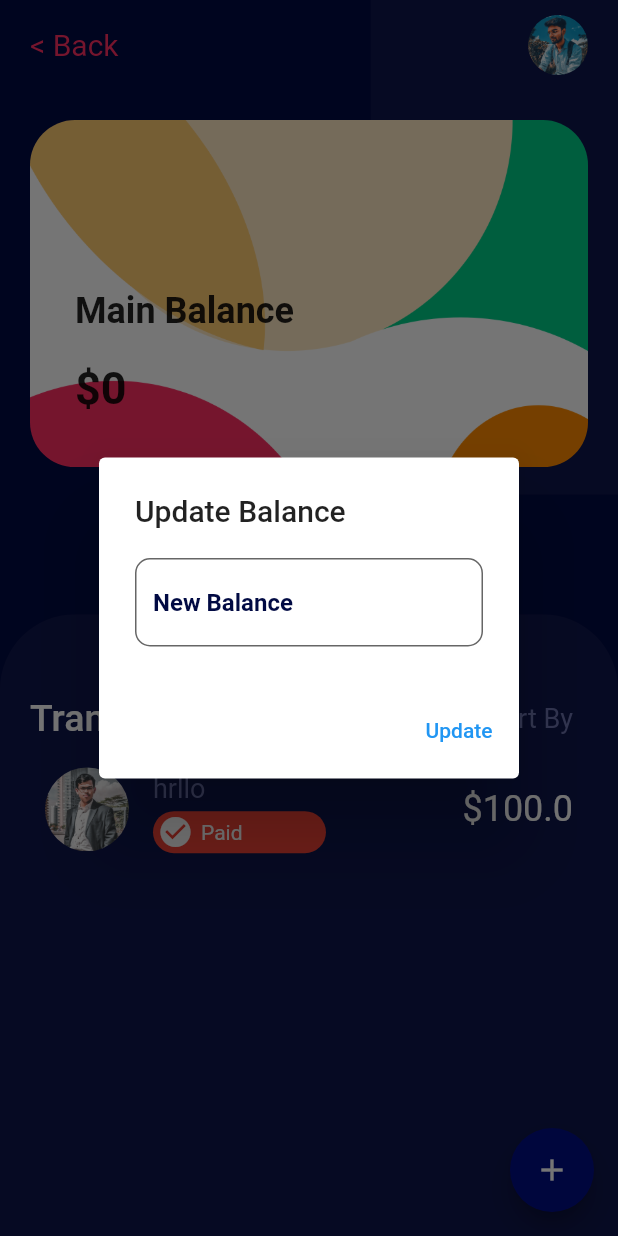
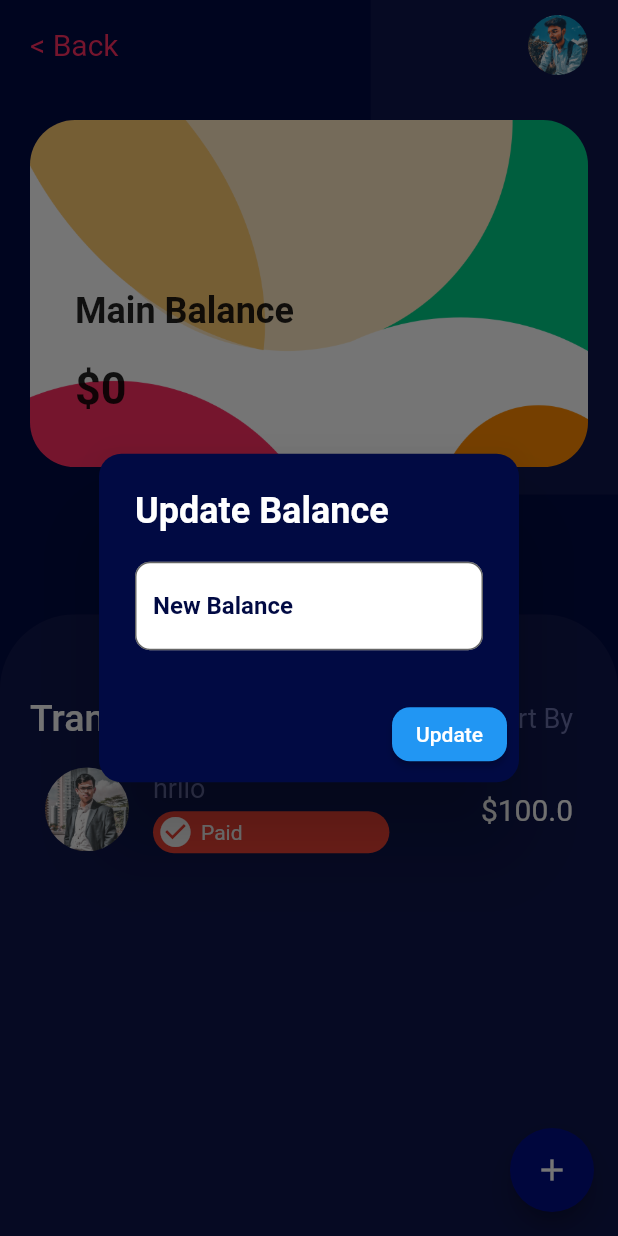
Before and after one commit to ACM-Thapar/Expense_Tracker_Workshop_App, a Flutter app: the screen it shows after launch, after a tap on "Main Balance", on a phone screen of 412 x 824 dp. Run offline on Flutter 3.47's test engine with Material 2 defaults, Android fonts, the phone set to English and light mode, and no system bars; our stand-ins replace shared_preferences; missing offline and left inert: dart:ffi; statements that could not run were skipped.

Commit message:
Fixed Bugs

```diff
--- a/lib/expense_details.dart
+++ b/lib/expense_details.dart
@@ -115,7 +115,11 @@ class _ExpenseDetailsState extends State<ExpenseDetails> {
                 InkWell(
                   onTap: (){
                     showDialog(context: context, builder: (context) => AlertDialog(
-                      title: Text("Update Balance"),
+                      shape: RoundedRectangleBorder(
+                        borderRadius: BorderRadius.circular(15)
+                      ),
+                      backgroundColor: Color(0xff010A43),
+                      title: Text("Update Balance", style: TextStyle(fontSize: 24,color: Colors.white, fontWeight: FontWeight.bold)),
                       content: TextField(
                         onChanged: (text) {
                           balance = int.parse(text);
@@ -130,8 +134,16 @@ class _ExpenseDetailsState extends State<ExpenseDetails> {
                             hintText: 'New Balance', hintStyle: TextStyle(color: Color(0xff010A43), fontWeight:FontWeight.bold )),
                       ),
                       actions: [
-                        TextButton(onPressed: (){
+                        ElevatedButton(
+                            style: ElevatedButton.styleFrom(
+                              shape: RoundedRectangleBorder(
+                                borderRadius: BorderRadius.circular(12), // <-- Radius
+                              ),
+                            ),
+                            onPressed: (){
                           saveAmt(balance);
+                          Navigator.pop(context);
+
                         }, child: Text('Update'))
                       ],
                     ));
@@ -273,6 +285,7 @@ class _ExpenseDetailsState extends State<ExpenseDetails> {
                           color: Color(0xff010A43)
                       ),
                       padding: EdgeInsets.fromLTRB(20, 50, 20, 20),
+                      child: SingleChildScrollView(
                         child: Column(
                           children: [
                             Text("Add Transaction",
@@ -321,6 +334,7 @@ class _ExpenseDetailsState extends State<ExpenseDetails> {
                                 });
                                 saveData();
                                 saveAmt(balance);
+                                Navigator.pop(context);
 
 
                               },
@@ -340,10 +354,8 @@ class _ExpenseDetailsState extends State<ExpenseDetails> {
                         ),
                       ),
                     ),
-                  Positioned(
-                      top: -100,
-                      child: Image.network("https://i.imgur.com/2yaf2wb.png", width: 150, height: 150)
-                  )
+                  ),
+
                 ],
               )
           ));
@@ -492,7 +504,7 @@ class TransactionTile extends StatelessWidget {
       trailing: Text(
         "\$$amount",
         style: TextStyle(
-          fontSize: 24,
+          fontSize: 20,
           color: Colors.white,
         ),
       ),
@@ -508,7 +520,7 @@ class Status extends StatelessWidget {
     return Container(
       margin: EdgeInsets.only(
         top: 5,
-        right: 75,
+        right: 45,
       ),
       height: 28,
       decoration: BoxDecoration(
```
Lines whose indentation alone changed are shown as unchanged.
